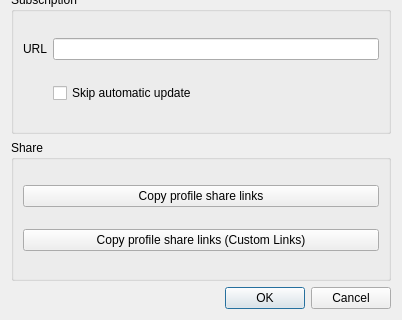
Qt form include/ui/group/dialog_edit_group.ui (Yulinanami/ethernet-tun-test) before a commit; both pictures show x 0 to 402 and y 198 to 518 of the 402 by 518 pixel window.
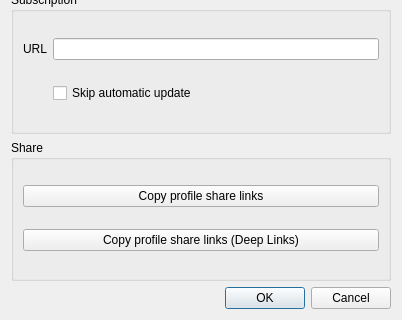
The same form after that commit. Custom widgets are drawn as their Qt base class.

```diff
--- a/include/ui/group/dialog_edit_group.ui
+++ b/include/ui/group/dialog_edit_group.ui
@@ -147,7 +147,7 @@
       <item>
        <widget class="QPushButton" name="copy_links_nkr">
         <property name="text">
-         <string>Copy profile share links (Custom Links)</string>
+         <string>Copy profile share links (Deep Links)</string>
         </property>
        </widget>
       </item>
```
